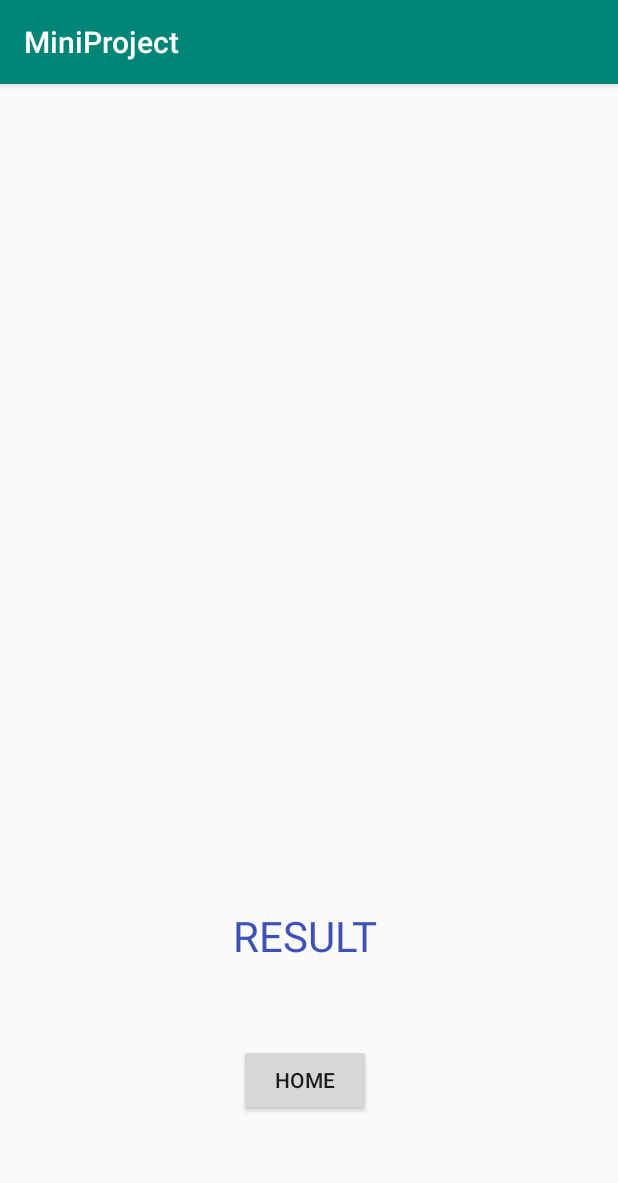
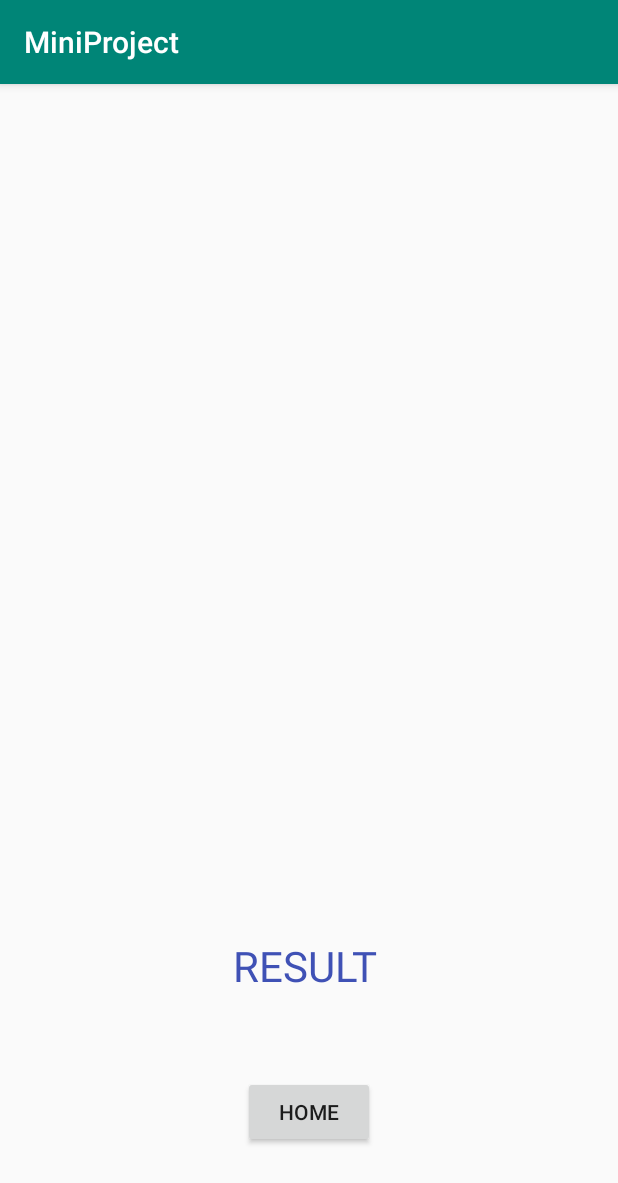
Before and after one commit to sudhamsugurijala/Facial-Reconstruction, an Android app: the ResultActivity screen opened directly, with no data from a screen before it, on a phone screen of 412 x 824 dp. Shown: the top 1183 px of the screen. Run offline under Robolectric (Android 15) with nearby library versions, the light colour scheme and no system bars.

Commit message:
core completed

```diff
--- a/app/src/main/res/layout/result.xml
+++ b/app/src/main/res/layout/result.xml
@@ -26,34 +26,31 @@
         android:id="@+id/button5"
         android:layout_width="wrap_content"
         android:layout_height="wrap_content"
-        android:layout_marginStart="164dp"
-        android:layout_marginLeft="164dp"
-        android:layout_marginTop="28dp"
-        android:layout_marginEnd="169dp"
-        android:layout_marginRight="169dp"
-        android:layout_marginBottom="86dp"
+        android:layout_marginTop="27dp"
+        android:layout_marginBottom="63dp"
         android:text="Home"
         app:layout_constraintBottom_toBottomOf="parent"
         app:layout_constraintEnd_toEndOf="parent"
+        app:layout_constraintHorizontal_bias="0.5"
         app:layout_constraintStart_toStartOf="parent"
         app:layout_constraintTop_toBottomOf="@+id/textView3" />
 
     <TextView
         android:id="@+id/textView3"
-        android:layout_width="122dp"
-        android:layout_height="32dp"
+        android:layout_width="101dp"
+        android:layout_height="38dp"
         android:layout_marginStart="155dp"
         android:layout_marginLeft="155dp"
-        android:layout_marginTop="36dp"
-        android:layout_marginEnd="134dp"
-        android:layout_marginRight="134dp"
-        android:layout_marginBottom="31dp"
+        android:layout_marginTop="54dp"
+        android:layout_marginEnd="155dp"
+        android:layout_marginRight="155dp"
+        android:layout_marginBottom="27dp"
         android:text="RESULT"
         android:textColor="#3F51B5"
         android:textSize="28sp"
         app:layout_constraintBottom_toTopOf="@+id/button5"
         app:layout_constraintEnd_toEndOf="parent"
-        app:layout_constraintHorizontal_bias="0.0"
+        app:layout_constraintHorizontal_bias="0.5"
         app:layout_constraintStart_toStartOf="parent"
         app:layout_constraintTop_toBottomOf="@+id/imageView2" />
 </androidx.constraintlayout.widget.ConstraintLayout>
```
Also changed, not shown: app/src/main/java/com/example/miniproject/MaskActivity.java (+21 -13 lines), app/src/main/java/com/example/miniproject/MorphActivity.java (+17 -10 lines), app/src/main/res/layout/mask.xml (+5 -8 lines).
